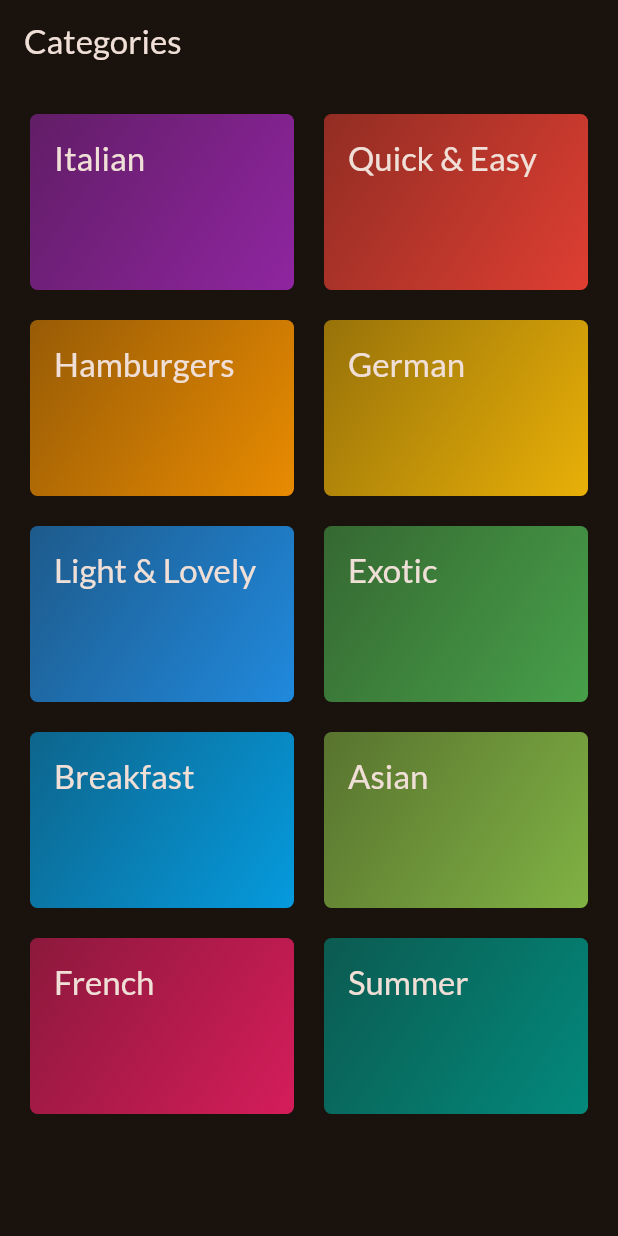
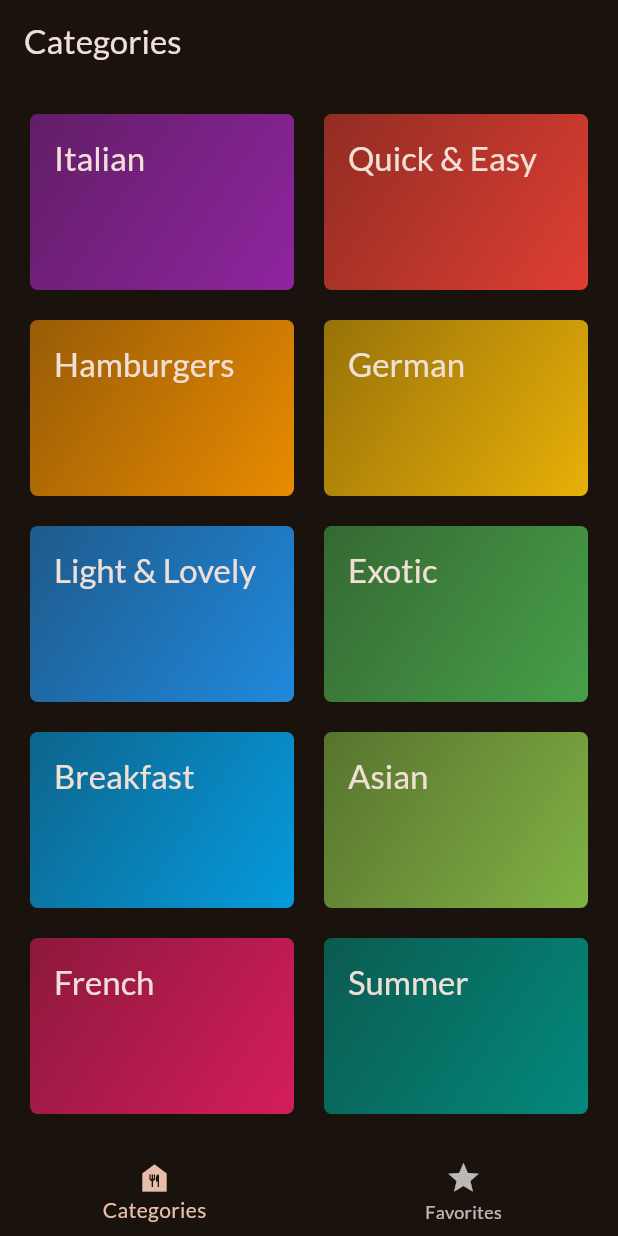
Before and after one commit to Pranay-Pandey/flutter-meals-app, a Flutter app: the screen it shows after launch, on a phone screen of 412 x 824 dp. Run offline on Flutter 3.47's test engine with Material 2 defaults, Android fonts, the phone set to English and light mode, and no system bars; our stand-ins replace google_fonts, transparent_image.

Commit message:
Add favourite feature

```diff
--- a/lib/data/dummy_data.dart
+++ b/lib/data/dummy_data.dart
@@ -57,7 +57,7 @@ const availableCategories = [
   ),
 ];
 
-const dummyMeals = [
+var dummyMeals = [
   Meal(
     id: 'm1',
     categories: [
--- a/lib/main.dart
+++ b/lib/main.dart
@@ -1,6 +1,7 @@
 import 'package:flutter/material.dart';
 import 'package:google_fonts/google_fonts.dart';
 import 'package:meals/screens/categories.dart';
+import 'package:meals/screens/tabs.dart';
 
 final theme = ThemeData.from(
   useMaterial3: true,
@@ -22,7 +23,7 @@ class App extends StatelessWidget {
     return MaterialApp(
       theme: theme,
       themeMode: ThemeMode.system,
-      home: const CategoriesScreen(),
+      home: const TabsScreen(),
     );
   }
 }
--- a/lib/models/meals.dart
+++ b/lib/models/meals.dart
@@ -11,7 +11,7 @@ enum Affordability {
 }
 
 class Meal {
-  const Meal({
+  Meal({
     required this.id,
     required this.categories,
     required this.title,
@@ -25,6 +25,7 @@ class Meal {
     required this.isLactoseFree,
     required this.isVegan,
     required this.isVegetarian,
+    this.favorites = false,
   });
 
   final String id;
@@ -40,4 +41,5 @@ class Meal {
   final bool isLactoseFree;
   final bool isVegan;
   final bool isVegetarian;
+  bool favorites;
 }
--- a/lib/screens/categories.dart
+++ b/lib/screens/categories.dart
@@ -1,11 +1,14 @@
 import 'package:flutter/material.dart';
 import 'package:meals/data/dummy_data.dart';
 import 'package:meals/models/category.dart';
+import 'package:meals/models/meals.dart';
 import 'package:meals/screens/meals.dart';
 import 'package:meals/widgets/category.dart';
 
 class CategoriesScreen extends StatelessWidget {
-  const CategoriesScreen({super.key});
+  const CategoriesScreen({super.key, required this.toogleFavorite});
+
+  final Function(Meal meal) toogleFavorite;
 
   void _SelectCategory(BuildContext context, Category category) {
     final selectedCategories = dummyMeals
@@ -16,6 +19,7 @@ class CategoriesScreen extends StatelessWidget {
         builder: (ctx) => MealsScreen(
               title: category.title,
               meals: selectedCategories,
+              toogleFavorite: toogleFavorite,
             )));
   }
 
--- /dev/null
+++ b/lib/screens/tabs.dart
@@ -0,0 +1,64 @@
+import 'package:flutter/material.dart';
+import 'package:meals/data/dummy_data.dart';
+import 'package:meals/models/meals.dart';
+import 'package:meals/screens/categories.dart';
+import 'package:meals/screens/meals.dart';
+
+class TabsScreen extends StatefulWidget {
+  const TabsScreen({super.key});
+
+  @override
+  State<StatefulWidget> createState() {
+    return _TabsScreenState();
+  }
+}
+
+class _TabsScreenState extends State<TabsScreen> {
+  int _selectedPage = 0;
+  final List<Meal> favoriteMeals = [];
+
+  void changePage(int index) {
+    setState(() {
+      _selectedPage = index;
+    });
+  }
+
+  void toogleFavorite(Meal meal) {
+    if (favoriteMeals.contains(meal)) {
+      favoriteMeals.remove(meal);
+    } else {
+      favoriteMeals.add(meal);
+    }
+  }
+
+  @override
+  Widget build(BuildContext context) {
+    Widget screen;
+    if (_selectedPage == 1) {
+      screen = MealsScreen(
+        title: 'Favorites',
+        meals: favoriteMeals,
+        toogleFavorite: toogleFavorite,
+      );
+    } else {
+      screen = CategoriesScreen(toogleFavorite: toogleFavorite);
+    }
+    return Scaffold(
+      body: screen,
+      bottomNavigationBar: BottomNavigationBar(
+        onTap: changePage,
+        currentIndex: _selectedPage,
+        items: const [
+          BottomNavigationBarItem(
+            icon: Icon(Icons.food_bank_sharp),
+            label: 'Categories',
+          ),
+          BottomNavigationBarItem(
+            icon: Icon(Icons.star),
+            label: 'Favorites',
+          ),
+        ],
+      ),
+    );
+  }
+}
--- a/lib/widgets/meal_item.dart
+++ b/lib/widgets/meal_item.dart
@@ -5,9 +5,10 @@ import 'package:meals/widgets/meal_item_trait.dart';
 import 'package:transparent_image/transparent_image.dart';
 
 class MealItem extends StatelessWidget {
-  const MealItem({super.key, required this.meal});
+  const MealItem({super.key, required this.meal, required this.toogleFavorite});
 
   final Meal meal;
+  final Function(Meal meal) toogleFavorite;
 
   get formattedcomplexity {
     return meal.complexity.name[0].toUpperCase() +
@@ -30,7 +31,7 @@ class MealItem extends StatelessWidget {
         onTap: () {
           Navigator.of(context).push(
             MaterialPageRoute(
-              builder: (ctx) => MealItemScreen(meal)),
+              builder: (ctx) => MealItemScreen(meal, toogleFavorite: toogleFavorite,)),
             );
         },
         child: Stack(
```
Also changed, not shown: lib/screens/meal_item.dart (+56 -2 lines), lib/screens/meals.dart (+8 -3 lines), lib/widgets/category.dart (+1 -8 lines).
